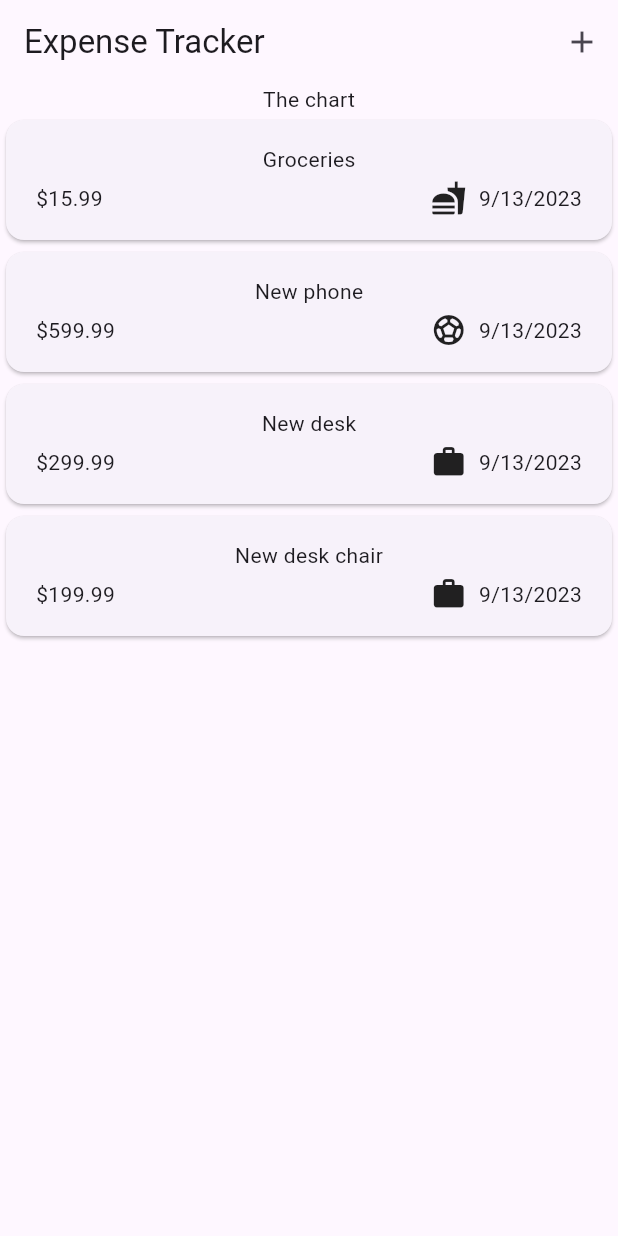
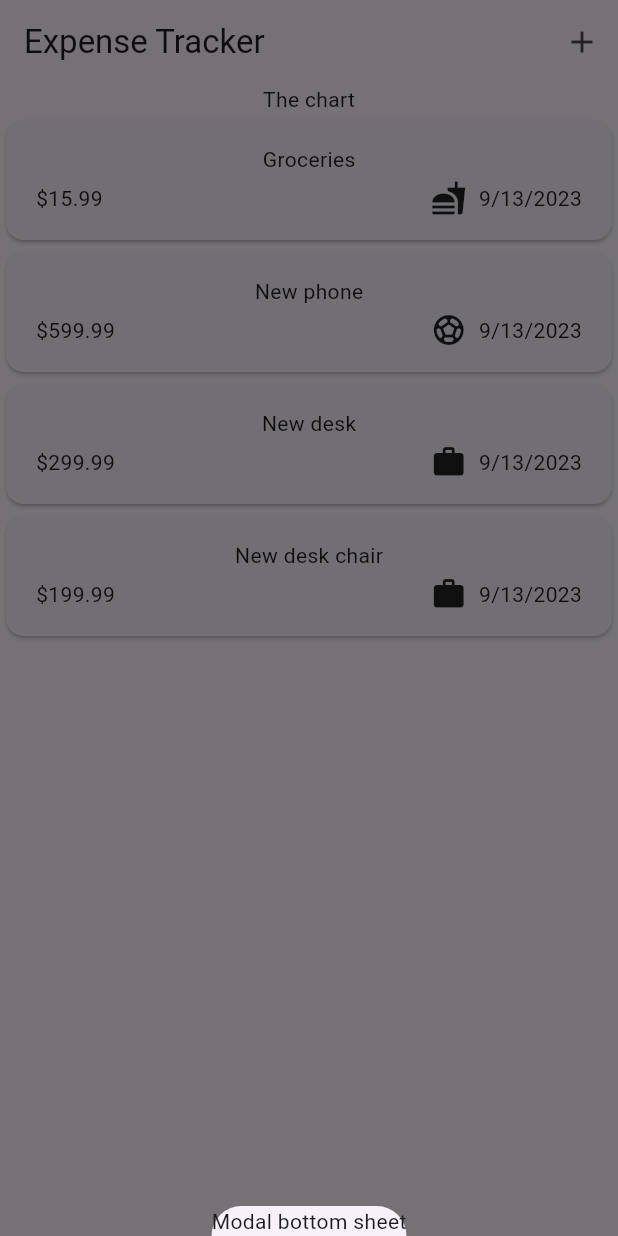
Before and after one commit to Joexwilly/expense_tracker, a Flutter app: the screen it shows after launch, after a tap on the "add" icon, on a phone screen of 412 x 824 dp. Run offline on Flutter 3.47's test engine with Material 2 defaults, Android fonts, the phone set to English and light mode, and no system bars.

```diff
--- a/lib/expenses.dart
+++ b/lib/expenses.dart
@@ -33,13 +33,19 @@ class _ExpensesState extends State<Expenses> {
         category: Category.work),
   ];
 
+  void _openAddExpenseOverlay() {
+    showModalBottomSheet(
+        context: context, builder: (ctx) => Text('Modal bottom sheet'));
+  }
+
   @override
   Widget build(BuildContext context) {
     return Scaffold(
         appBar: AppBar(
           title: const Text('Expense Tracker'),
           actions: [
-            IconButton(icon: const Icon(Icons.add), onPressed: () {}),
+            IconButton(
+                icon: const Icon(Icons.add), onPressed: _openAddExpenseOverlay),
           ],
         ),
         body: Column(
```
